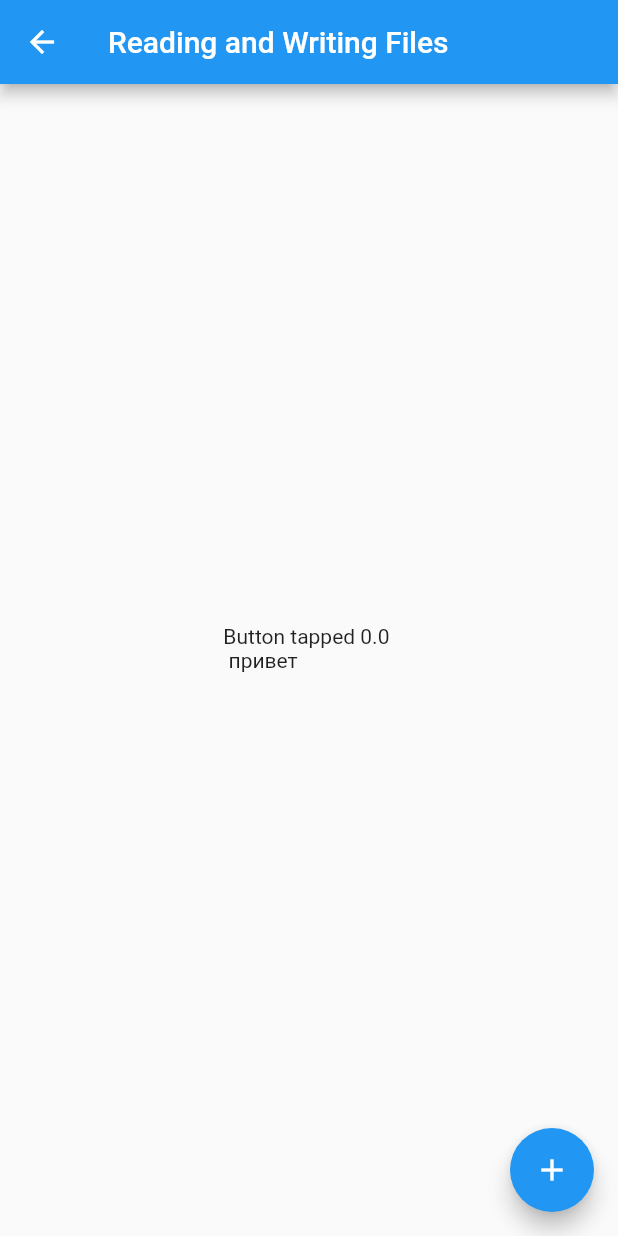
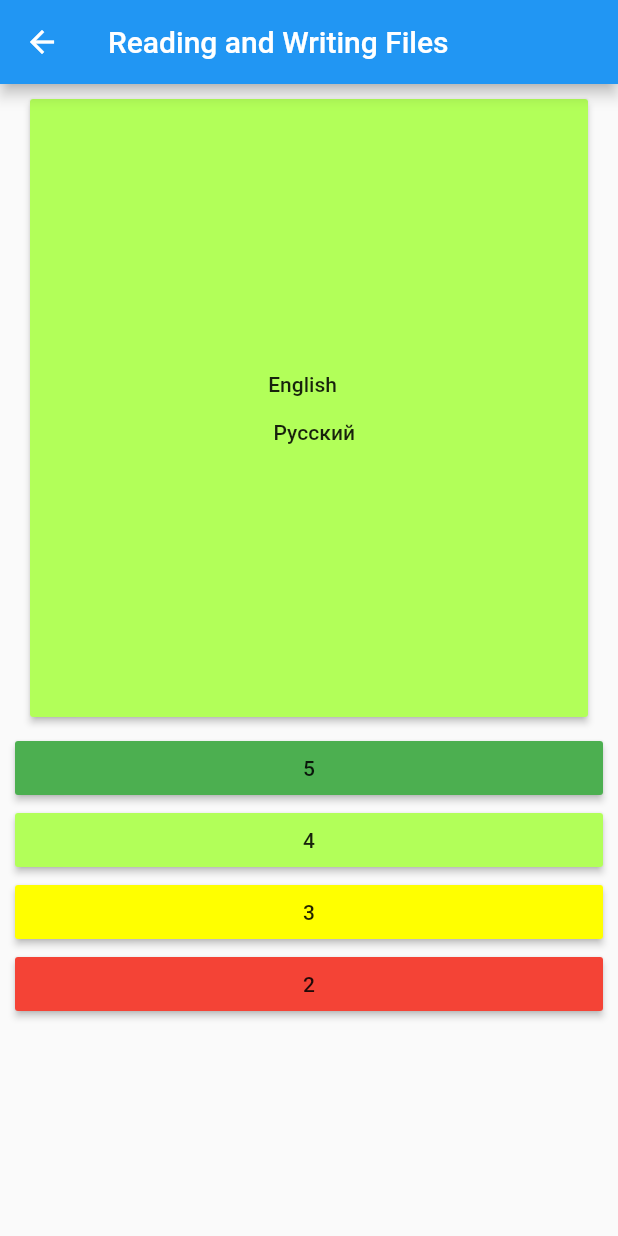
Before and after one commit to tmnk/engApp, a Flutter app: the screen it shows after launch, after a tap on "Repeat", on a phone screen of 412 x 824 dp. Run offline on Flutter 3.47's test engine with Material 2 defaults, Android fonts, the phone set to English and light mode, and no system bars; network calls fail; statements that could not run were skipped.

Commit message:
add butt for repeat

```diff
--- a/lib/repeat.dart
+++ b/lib/repeat.dart
@@ -21,6 +21,8 @@ class FlutterDemo extends StatefulWidget {
 class _FlutterDemoState extends State<FlutterDemo> {
   double _counter = 0;
   String _text = 'w';
+  String _firstWord = "English";
+  String _secondWord = "Руcский";
 //  Collection _data = new Collection(0, [], DateTime.now());
   @override
   void initState() {
@@ -49,16 +51,92 @@ class _FlutterDemoState extends State<FlutterDemo> {
   Widget build(BuildContext context) {
     return Scaffold(
       appBar: AppBar(title: Text('Reading and Writing Files')),
-      body: Center(
-        child: Text(
-          'Button tapped $_counter \n $_text \n  ',
-        ),
-      ),
-      floatingActionButton: FloatingActionButton(
-        onPressed: _incrementCounter,
-        tooltip: 'Increment',
-        child: Icon(Icons.add),
-      ),
+      body: Column(
+        children: <Widget>[
+          Padding(
+            child : SizedBox(
+              width: MediaQuery.of(context).size.width ,
+              height: MediaQuery.of(context).size.height / 2,
+              child: Center(child:
+              RaisedButton(
+                color : Colors.lightGreenAccent,
+                onPressed: () {
+
+                },
+                child:
+                      Center(child: Text('\t$_firstWord \n\n\t $_secondWord')),
+              ),
+              ),
+            ),
+            padding: EdgeInsets.symmetric(vertical: 10, horizontal: 20),
+          ),
+
+          Padding(
+            child : SizedBox(
+              width: MediaQuery.of(context).size.width ,
+              child: Center(child:
+              RaisedButton(
+                color : Colors.green,
+                onPressed: () {
+
+                },
+                child:
+                Center(child: Text('5')),
+              ),
+              ),
+            ),
+            padding: EdgeInsets.symmetric(vertical: 0, horizontal: 10),
+          ),
+          Padding(
+            child : SizedBox(
+              width: MediaQuery.of(context).size.width ,
+              child: Center(child:
+              RaisedButton(
+                color : Colors.lightGreenAccent,
+                onPressed: () {
+
+                },
+                child:
+                Center(child: Text('4')),
+              ),
+              ),
+            ),
+            padding: EdgeInsets.symmetric(vertical: 0, horizontal: 10),
+          ),
+          Padding(
+            child : SizedBox(
+              width: MediaQuery.of(context).size.width ,
+              child: Center(child:
+              RaisedButton(
+                color : Colors.yellowAccent,
+                onPressed: () {
+
+                },
+                child:
+                Center(child: Text('3')),
+              ),
+              ),
+            ),
+            padding: EdgeInsets.symmetric(vertical: 0, horizontal: 10),
+          ),
+          Padding(
+            child : SizedBox(
+              width: MediaQuery.of(context).size.width ,
+              child: Center(child:
+              RaisedButton(
+                color : Colors.red,
+                onPressed: () {
+
+                },
+                child:
+                Center(child: Text('2')),
+              ),
+              ),
+            ),
+            padding: EdgeInsets.symmetric(vertical: 0, horizontal: 10),
+          ),
+        ],
+      )
     );
   }
 }
```
